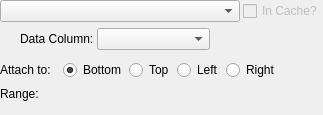
Above: code/plotms/Gui/PlotMSAxisWidget.ui from radio-astro/casa before the change. Below: the same form after it.
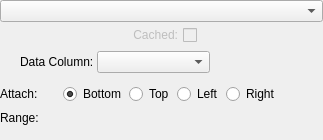
That is the form after the change.

Commit message: New Development: No             JIRA Issue: CAS-5196         Ready for Test: Yes      Interface Changes: No What Interface Changed: Please list interface changes          Test Programs: List test programs   Put in Release Notes: No              Module(s): Plotms            Description: Change axis labels for plotms ephemeris data.

```diff
--- a/code/plotms/Gui/PlotMSAxisWidget.ui
+++ b/code/plotms/Gui/PlotMSAxisWidget.ui
@@ -1,51 +1,59 @@
 <ui version="4.0" >
  <class>AxisWidget</class>
- <widget class="QWidget" name="AxisWidget" >
-  <property name="geometry" >
+ <widget class="QWidget" name="AxisWidget">
+  <property name="geometry">
    <rect>
     <x>0</x>
     <y>0</y>
     <width>323</width>
-    <height>115</height>
+    <height>140</height>
    </rect>
   </property>
   <property name="windowTitle" >
    <string>PlotMS Axis Widget</string>
   </property>
-  <layout class="QVBoxLayout" >
-   <property name="spacing" >
+  <layout class="QVBoxLayout" name="verticalLayout">
+   <property name="spacing">
     <number>3</number>
    </property>
-   <property name="leftMargin" >
-    <number>0</number>
-   </property>
-   <property name="topMargin" >
-    <number>0</number>
-   </property>
-   <property name="rightMargin" >
-    <number>0</number>
-   </property>
-   <property name="bottomMargin" >
+   <property name="margin">
     <number>0</number>
    </property>
    <item>
-    <layout class="QHBoxLayout" >
-     <property name="spacing" >
+    <layout class="QHBoxLayout">
+     <property name="spacing">
       <number>3</number>
      </property>
      <item>
-      <widget class="QComboBox" name="chooser" >
-       <property name="sizePolicy" >
-        <sizepolicy vsizetype="Fixed" hsizetype="Expanding" >
+      <widget class="QComboBox" name="chooser">
+       <property name="sizePolicy">
+        <sizepolicy hsizetype="Expanding" vsizetype="Fixed">
          <horstretch>0</horstretch>
          <verstretch>0</verstretch>
         </sizepolicy>
        </property>
       </widget>
      </item>
+    </layout>
+   </item>
+   <item>
+    <layout class="QHBoxLayout" name="horizontalLayout">
      <item>
-      <widget class="QCheckBox" name="inCache" >
-       <property name="enabled" >
+      <spacer name="horizontalSpacer">
+       <property name="orientation">
+        <enum>Qt::Horizontal</enum>
+       </property>
+       <property name="sizeHint" stdset="0">
+        <size>
+         <width>40</width>
+         <height>20</height>
+        </size>
+       </property>
+      </spacer>
+     </item>
+     <item>
+      <widget class="QCheckBox" name="inCache">
+       <property name="enabled">
         <bool>false</bool>
        </property>
        <property name="sizePolicy" >
@@ -54,40 +62,56 @@
          <verstretch>0</verstretch>
         </sizepolicy>
        </property>
-       <property name="text" >
-        <string>In Cache?</string>
+       <property name="layoutDirection">
+        <enum>Qt::RightToLeft</enum>
+       </property>
+       <property name="text">
+        <string>Cached:</string>
        </property>
       </widget>
      </item>
+     <item>
+      <spacer name="horizontalSpacer_2">
+       <property name="orientation">
+        <enum>Qt::Horizontal</enum>
+       </property>
+       <property name="sizeHint" stdset="0">
+        <size>
+         <width>40</width>
+         <height>20</height>
+        </size>
+       </property>
+      </spacer>
+     </item>
     </layout>
    </item>
    <item>
-    <widget class="QFrame" name="dataFrame" >
-     <property name="frameShape" >
+    <widget class="QFrame" name="dataFrame">
+     <property name="frameShape">
       <enum>QFrame::NoFrame</enum>
      </property>
      <property name="frameShadow" >
       <enum>QFrame::Raised</enum>
      </property>
-     <layout class="QHBoxLayout" >
-      <property name="spacing" >
+     <layout class="QHBoxLayout">
+      <property name="spacing">
        <number>3</number>
       </property>
-      <property name="leftMargin" >
+      <property name="leftMargin">
        <number>20</number>
       </property>
-      <property name="topMargin" >
+      <property name="topMargin">
        <number>0</number>
       </property>
-      <property name="rightMargin" >
+      <property name="rightMargin">
        <number>0</number>
       </property>
-      <property name="bottomMargin" >
+      <property name="bottomMargin">
        <number>0</number>
       </property>
       <item>
-       <widget class="QLabel" name="dataLabel" >
-        <property name="text" >
+       <widget class="QLabel" name="dataLabel">
+        <property name="text">
          <string>Data Column:</string>
         </property>
         <property name="textFormat" >
@@ -96,9 +120,9 @@
        </widget>
       </item>
       <item>
-       <widget class="QComboBox" name="dataChooser" >
-        <property name="sizePolicy" >
-         <sizepolicy vsizetype="Fixed" hsizetype="Expanding" >
+       <widget class="QComboBox" name="dataChooser">
+        <property name="sizePolicy">
+         <sizepolicy hsizetype="Expanding" vsizetype="Fixed">
           <horstretch>0</horstretch>
           <verstretch>0</verstretch>
          </sizepolicy>
@@ -122,32 +146,23 @@
     </widget>
    </item>
    <item>
-    <widget class="QFrame" name="frame_2" >
-     <property name="frameShape" >
+    <widget class="QFrame" name="frame_2">
+     <property name="frameShape">
       <enum>QFrame::NoFrame</enum>
      </property>
      <property name="frameShadow" >
       <enum>QFrame::Raised</enum>
      </property>
-     <layout class="QHBoxLayout" >
-      <property name="spacing" >
+     <layout class="QHBoxLayout">
+      <property name="spacing">
        <number>3</number>
       </property>
-      <property name="leftMargin" >
-       <number>0</number>
-      </property>
-      <property name="topMargin" >
-       <number>0</number>
-      </property>
-      <property name="rightMargin" >
-       <number>0</number>
-      </property>
-      <property name="bottomMargin" >
+      <property name="margin">
        <number>0</number>
       </property>
       <item>
-       <widget class="QLabel" name="attachLabel" >
-        <property name="minimumSize" >
+       <widget class="QLabel" name="attachLabel">
+        <property name="minimumSize">
          <size>
           <width>60</width>
           <height>0</height>
@@ -159,8 +174,8 @@
           <height>16777215</height>
          </size>
         </property>
-        <property name="text" >
-         <string>Attach to:</string>
+        <property name="text">
+         <string>Attach:</string>
         </property>
         <property name="textFormat" >
          <enum>Qt::RichText</enum>
@@ -168,8 +183,8 @@
        </widget>
       </item>
       <item>
-       <widget class="QRadioButton" name="attachBottom" >
-        <property name="text" >
+       <widget class="QRadioButton" name="attachBottom">
+        <property name="text">
          <string>Bottom</string>
         </property>
         <property name="checked" >
@@ -178,22 +193,22 @@
        </widget>
       </item>
       <item>
-       <widget class="QRadioButton" name="attachTop" >
-        <property name="text" >
+       <widget class="QRadioButton" name="attachTop">
+        <property name="text">
          <string>Top</string>
         </property>
        </widget>
       </item>
       <item>
-       <widget class="QRadioButton" name="attachLeft" >
-        <property name="text" >
+       <widget class="QRadioButton" name="attachLeft">
+        <property name="text">
          <string>Left</string>
         </property>
        </widget>
       </item>
       <item>
-       <widget class="QRadioButton" name="attachRight" >
-        <property name="text" >
+       <widget class="QRadioButton" name="attachRight">
+        <property name="text">
          <string>Right</string>
         </property>
        </widget>
@@ -215,16 +230,16 @@
     </widget>
    </item>
    <item>
-    <layout class="QHBoxLayout" >
-     <property name="spacing" >
+    <layout class="QHBoxLayout">
+     <property name="spacing">
       <number>3</number>
      </property>
-     <property name="topMargin" >
+     <property name="topMargin">
       <number>0</number>
      </property>
      <item>
-      <widget class="QLabel" name="rangeLabel" >
-       <property name="text" >
+      <widget class="QLabel" name="rangeLabel">
+       <property name="text">
         <string>Range:</string>
        </property>
        <property name="textFormat" >
@@ -236,9 +251,9 @@
       </widget>
      </item>
      <item>
-      <widget class="QFrame" name="rangeFrame" >
-       <property name="sizePolicy" >
-        <sizepolicy vsizetype="Preferred" hsizetype="Expanding" >
+      <widget class="QFrame" name="rangeFrame">
+       <property name="sizePolicy">
+        <sizepolicy hsizetype="Expanding" vsizetype="Preferred">
          <horstretch>0</horstretch>
          <verstretch>0</verstretch>
         </sizepolicy>
```
Left out of the diff: 37 changed lines with no effect on the pictures. The commit also changes 1 other file.
